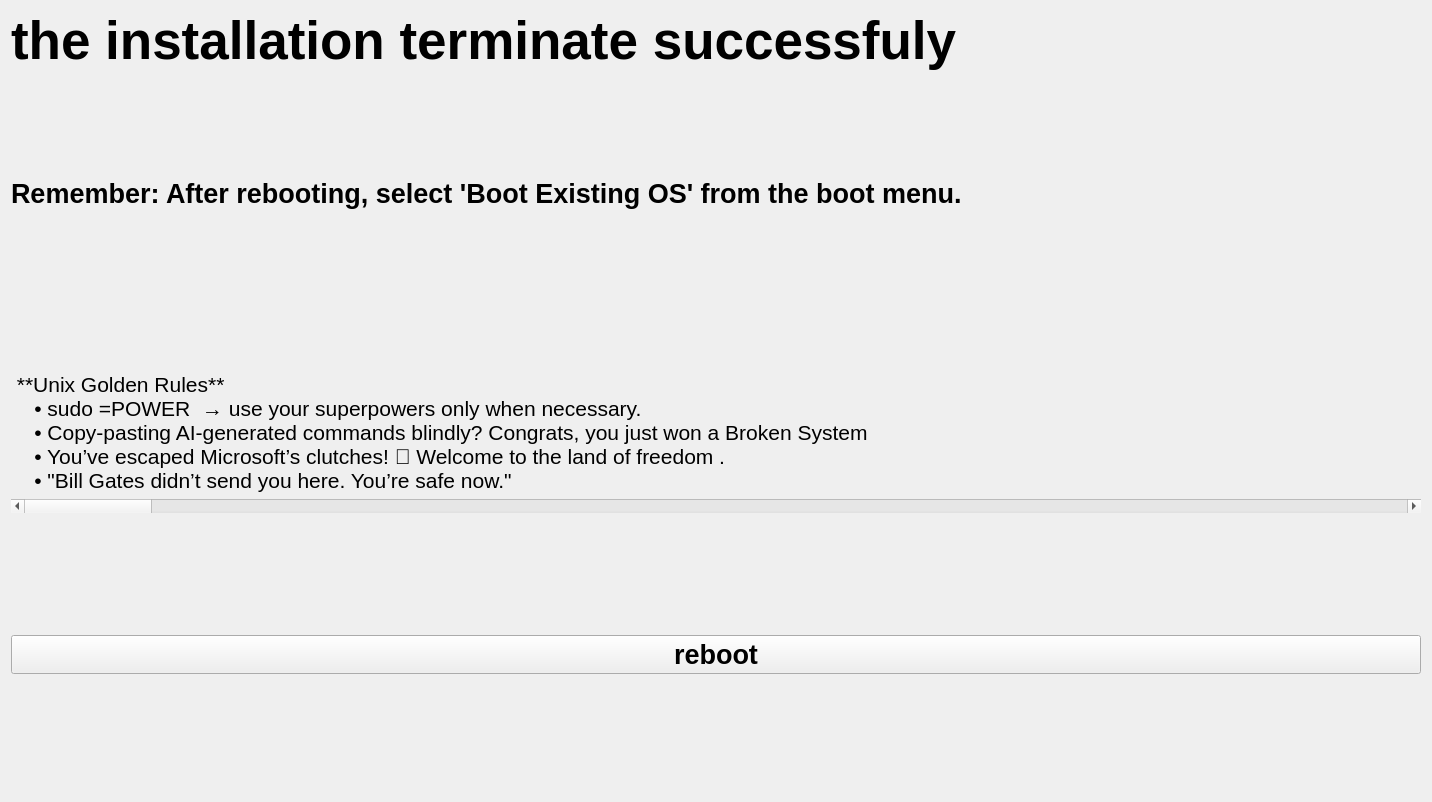
Old version of the form finish.ui in the repository n1cef/kraken_installer.
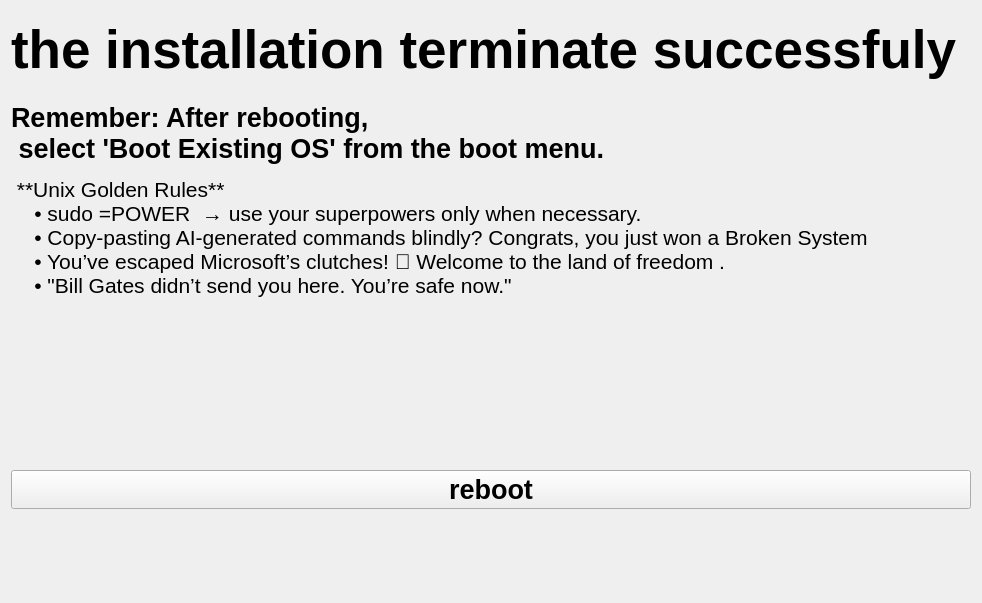
New version of the form. Icons and pictures are not drawn.

Commit message: another design shit

```diff
--- a/finish.ui
+++ b/finish.ui
@@ -6,8 +6,8 @@
    <rect>
     <x>0</x>
     <y>0</y>
-    <width>1432</width>
-    <height>802</height>
+    <width>872</width>
+    <height>603</height>
    </rect>
   </property>
   <property name="windowTitle">
@@ -26,8 +26,7 @@
       <string notr="true">color:&quot;blue&quot;</string>
      </property>
      <property name="text">
-      <string>the installation terminate successfuly 
-</string>
+      <string>the installation terminate successfuly </string>
      </property>
     </widget>
    </item>
@@ -43,14 +42,8 @@
       <string notr="true">color:&quot;cyan&quot;;</string>
      </property>
      <property name="text">
-      <string>Remember: After rebooting, select 'Boot Existing OS' from the boot menu.  </string>
-     </property>
-    </widget>
-   </item>
-   <item>
-    <widget class="QLabel" name="label_4">
-     <property name="text">
-      <string/>
+      <string>Remember: After rebooting, 
+ select 'Boot Existing OS' from the boot menu.  </string>
      </property>
     </widget>
    </item>
@@ -71,9 +64,9 @@
     </widget>
    </item>
    <item>
-    <widget class="QScrollBar" name="horizontalScrollBar">
-     <property name="orientation">
-      <enum>Qt::Orientation::Horizontal</enum>
+    <widget class="QLabel" name="label_4">
+     <property name="text">
+      <string/>
      </property>
     </widget>
    </item>
```
The commit also changes 2 other files.
